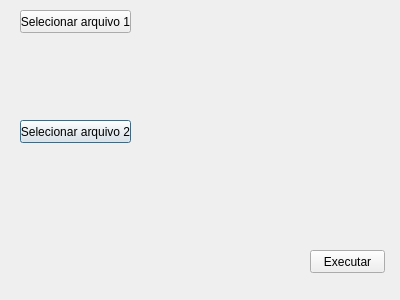
This is sheets.ui in Heartless-Caesar/Spreadsheet_comparison as Qt 5 draws it before an edit. The edited form follows.
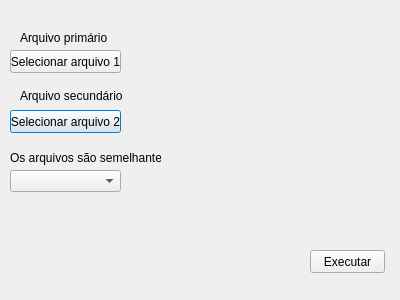
This is the edited form.

```diff
--- a/sheets.ui
+++ b/sheets.ui
@@ -16,8 +16,8 @@
   <widget class="QPushButton" name="select_file_two_button">
    <property name="geometry">
     <rect>
-     <x>20</x>
-     <y>120</y>
+     <x>10</x>
+     <y>110</y>
      <width>111</width>
      <height>23</height>
     </rect>
@@ -29,8 +29,8 @@
   <widget class="QPushButton" name="select_file_one_button">
    <property name="geometry">
     <rect>
-     <x>20</x>
-     <y>10</y>
+     <x>10</x>
+     <y>50</y>
      <width>111</width>
      <height>23</height>
     </rect>
@@ -55,9 +55,9 @@
   <widget class="QLabel" name="label">
    <property name="geometry">
     <rect>
-     <x>50</x>
+     <x>150</x>
      <y>50</y>
-     <width>321</width>
+     <width>211</width>
      <height>21</height>
     </rect>
    </property>
@@ -68,14 +68,63 @@
   <widget class="QLabel" name="label_2">
    <property name="geometry">
     <rect>
-     <x>50</x>
+     <x>150</x>
+     <y>110</y>
+     <width>231</width>
+     <height>21</height>
+    </rect>
+   </property>
+   <property name="text">
+    <string/>
+   </property>
+  </widget>
+  <widget class="QComboBox" name="comboBox">
+   <property name="geometry">
+    <rect>
+     <x>10</x>
      <y>170</y>
-     <width>321</width>
+     <width>111</width>
+     <height>22</height>
+    </rect>
+   </property>
+  </widget>
+  <widget class="QLabel" name="label_3">
+   <property name="geometry">
+    <rect>
+     <x>20</x>
+     <y>30</y>
+     <width>181</width>
+     <height>16</height>
+    </rect>
+   </property>
+   <property name="text">
+    <string>Arquivo primário</string>
+   </property>
+  </widget>
+  <widget class="QLabel" name="label_4">
+   <property name="geometry">
+    <rect>
+     <x>20</x>
+     <y>85</y>
+     <width>181</width>
      <height>21</height>
     </rect>
    </property>
    <property name="text">
-    <string></string>
+    <string>Arquivo secundário</string>
+   </property>
+  </widget>
+  <widget class="QLabel" name="label_5">
+   <property name="geometry">
+    <rect>
+     <x>10</x>
+     <y>150</y>
+     <width>151</width>
+     <height>16</height>
+    </rect>
+   </property>
+   <property name="text">
+    <string>Os arquivos são semelhantes?</string>
    </property>
   </widget>
  </widget>
```
Left out of the diff: 2 changed lines with no effect on the pictures.
